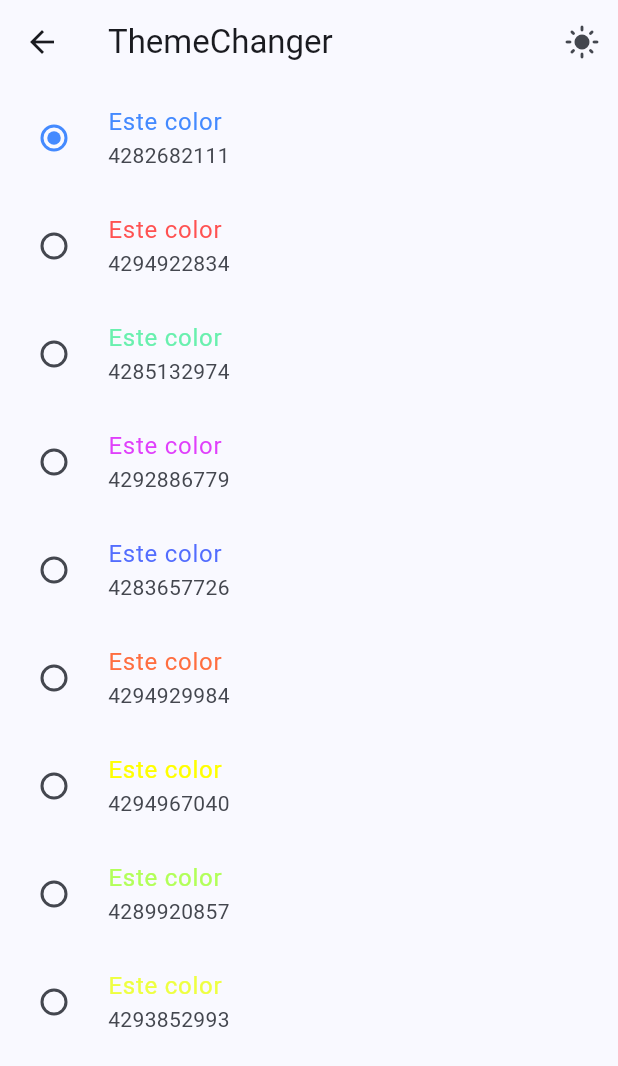
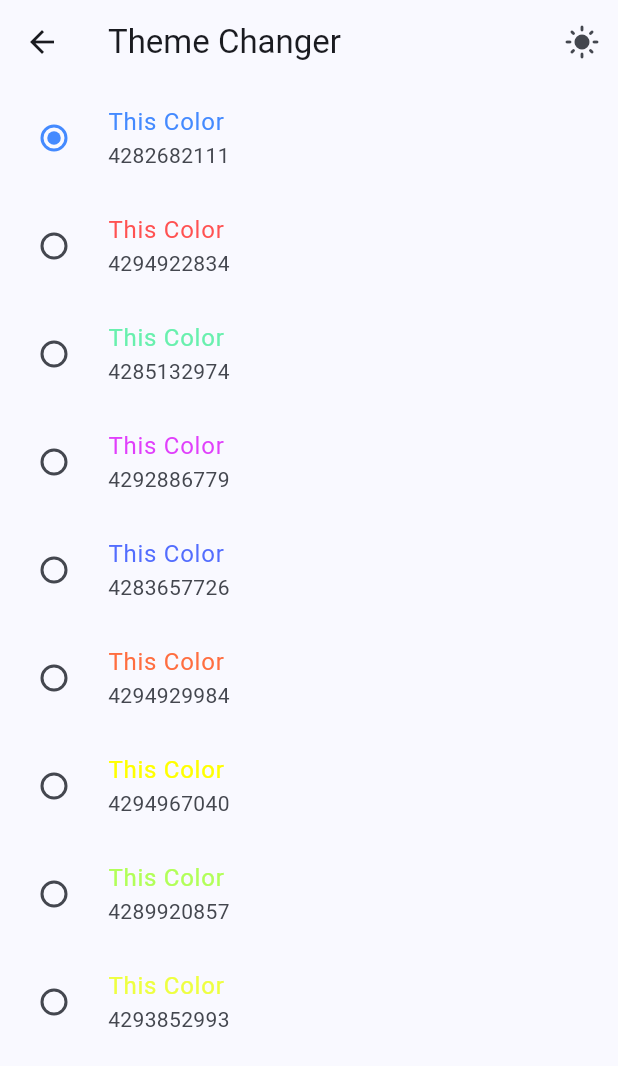
Before and after one commit to juandpt03/widgets_app, a Flutter app: the ThemeChanger screen opened by its route, on a phone screen of 412 x 824 dp. Shown: the top 1066 px of the screen. Run offline on Flutter 3.47's test engine with Material 2 defaults, Android fonts, the phone set to English and light mode, and no system bars; our stand-ins replace animate_do, flutter_riverpod, go_router.

Commit message:
ThemeChanger Localisation applied

```diff
--- a/assets/locale/localization_en.json
+++ b/assets/locale/localization_en.json
@@ -28,5 +28,6 @@
     "skip": "Skip",
     "start": "Start",
     "count": "Count",
-    "checked": "Checked"
+    "checked": "Checked",
+    "this_color": "This Color"
 }
--- a/assets/locale/localization_es.json
+++ b/assets/locale/localization_es.json
@@ -28,5 +28,6 @@
     "skip": "Salir",
     "start": "Comenzar",
     "count": "Valor",
-    "checked": "Controlado"
+    "checked": "Controlado",
+    "this_color": "Este color"
 }
--- a/lib/presentation/screens/theme_changer/theme_changer.dart
+++ b/lib/presentation/screens/theme_changer/theme_changer.dart
@@ -1,5 +1,6 @@
 import 'package:flutter/material.dart';
 import 'package:flutter_riverpod/flutter_riverpod.dart';
+import 'package:widgets_app/config/localisation/localizations.dart';
 import 'package:widgets_app/presentation/providers/theme_provider.dart';
 
 class ThemeChanger extends ConsumerWidget {
@@ -12,7 +13,7 @@ class ThemeChanger extends ConsumerWidget {
     final modeDark = ref.watch(themeNotifierProvider).isDarkMode;
     return Scaffold(
         appBar: AppBar(
-          title: const Text('ThemeChanger'),
+          title: const Text('Theme Changer'),
           actions: [
             IconButton(
               icon: Icon(modeDark ? Icons.dark_mode : Icons.light_mode),
@@ -40,7 +41,7 @@ class _ThemeChangerView extends ConsumerWidget {
         final color = colors[index];
         return RadioListTile(
           title: Text(
-            'Este color',
+            AppLocalizations.of(context)!.text('this_color'),
             style: TextStyle(color: color),
           ),
           subtitle: Text('${color.value}'),
```
